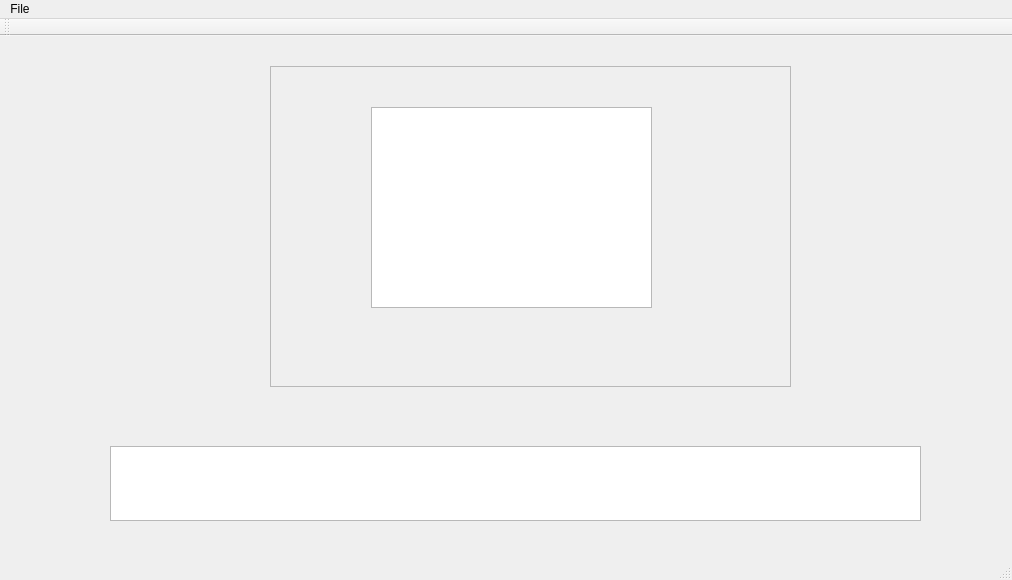
This is Test2/test2.ui in glazzara/olena as Qt 5 draws it before an edit. The edited form follows.
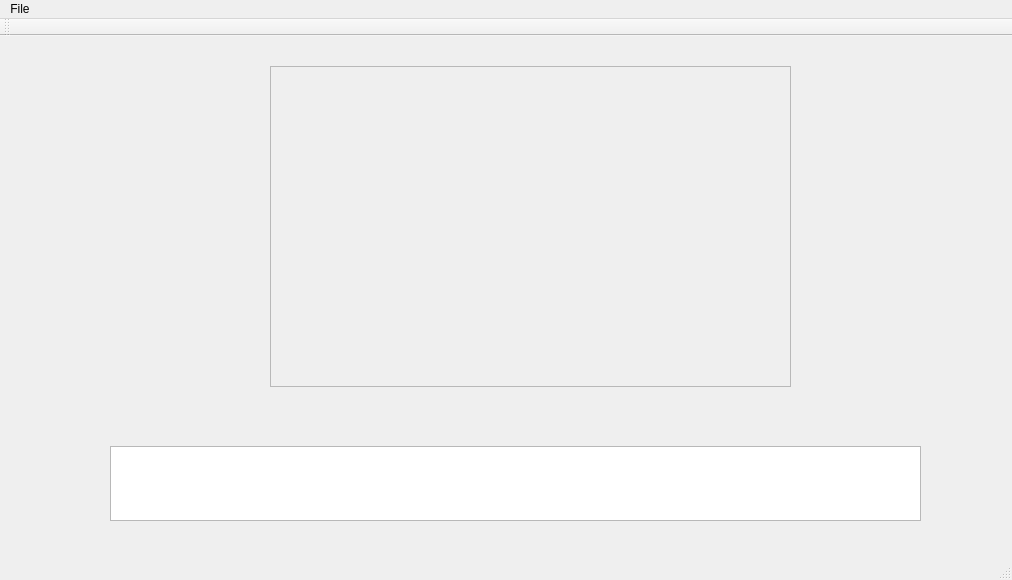
This is the edited form.

```diff
--- a/Test2/test2.ui
+++ b/Test2/test2.ui
@@ -45,16 +45,6 @@
        <height>317</height>
       </rect>
      </property>
-     <widget class="QGraphicsView" name="graphicsView">
-      <property name="geometry">
-       <rect>
-        <x>100</x>
-        <y>40</y>
-        <width>281</width>
-        <height>201</height>
-       </rect>
-      </property>
-     </widget>
     </widget>
    </widget>
   </widget>
```
